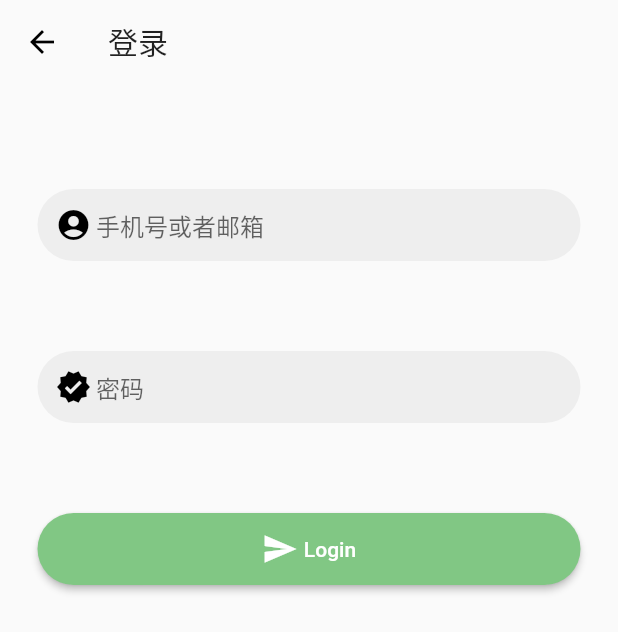
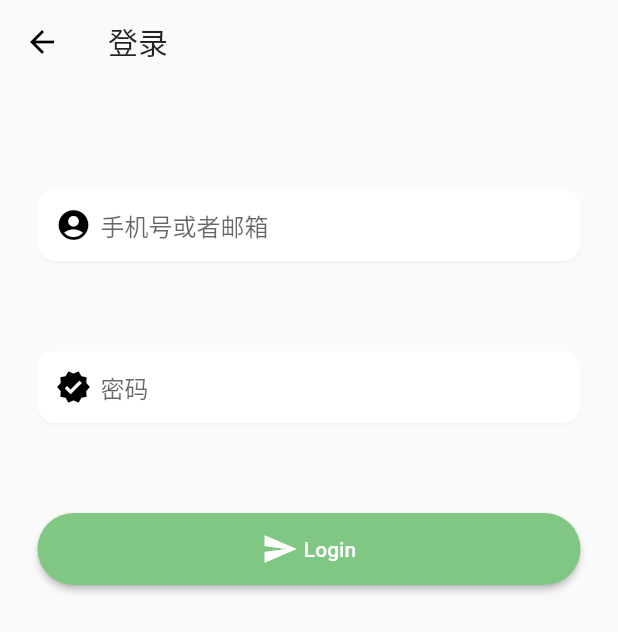
Before and after one commit to 2697a/bujuan, a Flutter app: the LoginView screen opened by its route, on a phone screen of 412 x 824 dp. Shown: the top 632 px of the screen. Run offline on Flutter 3.47's test engine with Material 2 defaults, Android fonts, the phone set to English and light mode, and no system bars; drawn by our look-alikes of progress_state_button, pull_to_refresh; our stand-ins replace cached_network_image, cookie_jar, dots_indicator, get, material_floating_search_bar, preload_page_view and 3 more; missing offline and left inert: direct_select_flutter, encrypt, flutter_placeholder_textlines, pointycastle, we_slide; accounts and stored records are empty; statements that could not run were skipped.

```diff
--- a/lib/home/home_controller.dart
+++ b/lib/home/home_controller.dart
@@ -79,7 +79,7 @@ class HomeController extends GlobalController {
   }
 
   void changeIndex(int index) {
-    if (!login.value && index == 1) {
+    if (!login.value && index == 0) {
       goToLogin();
       return;
     }
--- a/lib/login/login_controller.dart
+++ b/lib/login/login_controller.dart
@@ -38,6 +38,7 @@ class LoginController extends GetxController {
       state.value = ButtonState.success;
      await SpUtil.putString(USER_ID_SP, '${loginEntity.profile.userId}');
      await Get.find<HomeController>().getUserProfile('${loginEntity.profile.userId}');
+     await Get.find<UserController>().getUserSheet();
      Future.delayed(Duration(milliseconds: 600),()=>Get.back());
     } else {
       state.value = ButtonState.fail;
--- a/lib/login/login_view.dart
+++ b/lib/login/login_view.dart
@@ -18,14 +18,14 @@ class LoginView extends GetView<LoginController> {
               Padding(
                 padding: EdgeInsets.symmetric(vertical: 20.0),
               ),
-              Container(
-                decoration: BoxDecoration(color: Colors.grey[200], borderRadius: BorderRadius.circular(30.0)),
+              Card(
                 margin: EdgeInsets.symmetric(vertical: 30.0, horizontal: 25.0),
-                padding: EdgeInsets.symmetric(horizontal: 12.0),
+                child: Container(
                   child: Row(
                     children: [
+                      Padding(padding: EdgeInsets.symmetric(horizontal: 6.0)),
                       Icon(Icons.account_circle),
-                    Padding(padding: EdgeInsets.symmetric(horizontal: 1.5)),
+                      Padding(padding: EdgeInsets.symmetric(horizontal: 3)),
                       Expanded(
                           child: TextField(
                             controller: controller.accountController,
@@ -38,14 +38,15 @@ class LoginView extends GetView<LoginController> {
                     ],
                   ),
                 ),
-              Container(
-                decoration: BoxDecoration(color: Colors.grey[200], borderRadius: BorderRadius.circular(30.0)),
+              ),
+              Card(
                 margin: EdgeInsets.symmetric(vertical: 30.0, horizontal: 25.0),
-                padding: EdgeInsets.symmetric(horizontal: 12.0),
+                child: Container(
                   child: Row(
                     children: [
+                      Padding(padding: EdgeInsets.symmetric(horizontal: 6.0)),
                       Icon(Icons.verified),
-                    Padding(padding: EdgeInsets.symmetric(horizontal: 1.5)),
+                      Padding(padding: EdgeInsets.symmetric(horizontal: 3)),
                       Expanded(
                           child: TextField(
                             obscureText: true,
@@ -56,6 +57,7 @@ class LoginView extends GetView<LoginController> {
                             ),
                           ))
                     ],
+                  ),
                 ),
               ),
               Container(
--- a/lib/setting/setting_controller.dart
+++ b/lib/setting/setting_controller.dart
@@ -1,11 +1,9 @@
 import 'package:bujuan/global/global_config.dart';
 import 'package:bujuan/global/global_theme.dart';
 import 'package:bujuan/home/home_controller.dart';
-import 'package:bujuan/utils/bujuan_util.dart';
 import 'package:bujuan/utils/sp_util.dart';
 import 'package:flutter/cupertino.dart';
 import 'package:flutter/material.dart';
-import 'package:flutter/services.dart';
 import 'package:get/get.dart';
 import 'package:starry/starry.dart';
 
@@ -49,6 +47,8 @@ class SettingController extends GetxController {
         onConfirm: () {
           SpUtil.putString(USER_ID_SP, '');
           Get.find<HomeController>().login.value = false;
+          Get.find<HomeController>().changeIndex(1);
+          Get.back();
           Get.back();
         });
   }
--- a/lib/sheet_info/sheet_info_controller.dart
+++ b/lib/sheet_info/sheet_info_controller.dart
@@ -54,7 +54,7 @@ class SheetInfoController extends GetxController {
         MusicItem musicItem = MusicItem(
           musicId: '${track.id}',
           duration: track.dt,
-          iconUri: "${track.al.picUrl}?param=250y250",
+          iconUri: "${track.al.picUrl}",
           title: track.name,
           uri: '${track.id}',
           artist: track.ar[0].name,
--- a/lib/user/user_controller.dart
+++ b/lib/user/user_controller.dart
@@ -18,12 +18,12 @@ class UserController extends GetxController {
 
   @override
   void onReady() {
-    _getUserSheet();
+    getUserSheet();
     super.onReady();
   }
 
   ///获取用户歌单
-  _getUserSheet() async {
+  getUserSheet() async {
     var userId = SpUtil.getString(USER_ID_SP, defValue: null);
     var userOrderEntity = await NetUtils().getUserPlayList(userId);
     if (userOrderEntity != null && userOrderEntity.code == 200) {
```
Also changed, not shown: lib/play_view/default_view.dart (+6 -9 lines), lib/setting/setting_view.dart (+0 -42 lines), lib/top/top_view.dart (added, +11 -0 lines), lib/top/top_controller.dart (added), pubspec.lock, 19 other files. Lines whose indentation alone changed are shown as unchanged.
